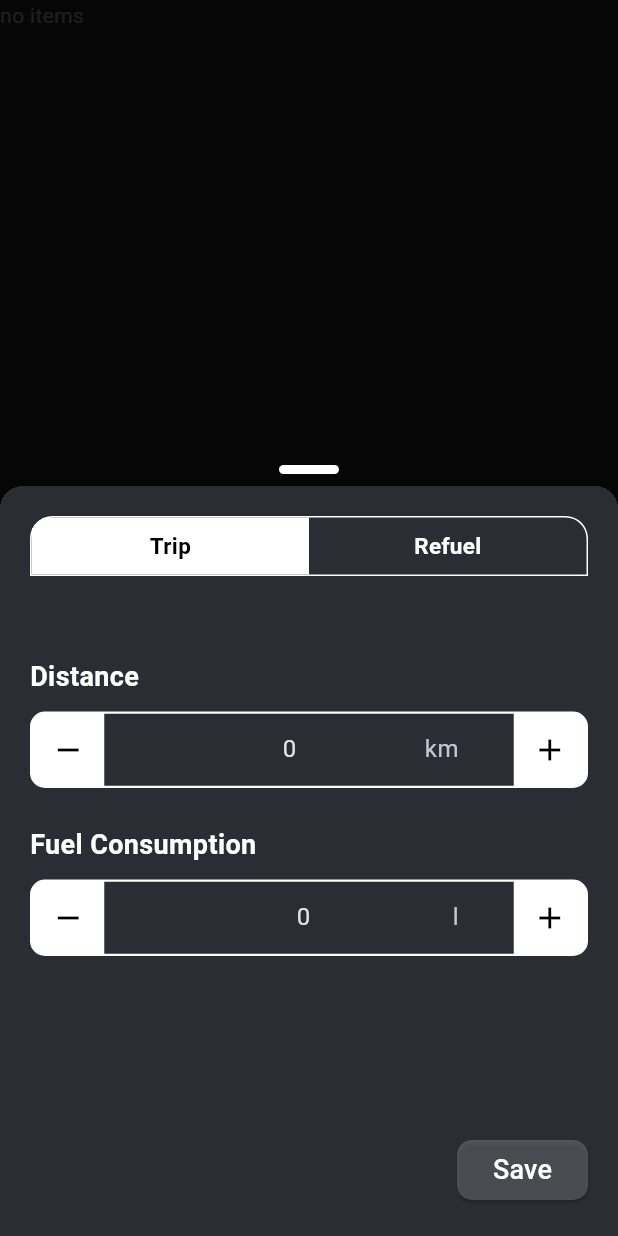
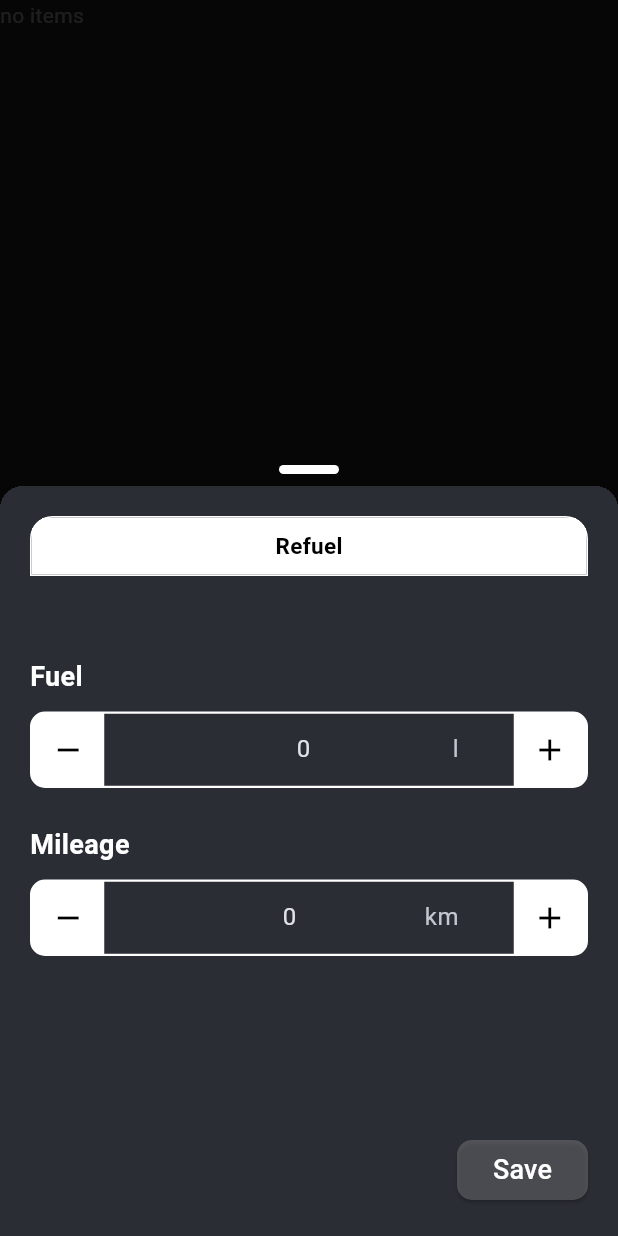
Before and after one commit to Tobias2409/DriveLog_Flutter, a Flutter app: the screen it shows after launch, after a tap on the "add" icon, on a phone screen of 412 x 824 dp. Run offline on Flutter 3.47's test engine with Material 3 defaults, Android fonts, the light colour scheme and no system bars; our stand-ins replace modal_bottom_sheet, sqflite; missing offline and left inert: model_viewer_plus; accounts and stored records are empty.

Commit message:
strip mvp to beat ttm

```diff
--- a/drivelog/lib/modals/add_entry.dart
+++ b/drivelog/lib/modals/add_entry.dart
@@ -1,9 +1,5 @@
-import 'dart:async';
 
-import 'package:drivelog/db/db_service.dart';
-import 'package:drivelog/db/models/car_dao.dart';
 import 'package:drivelog/db/models/refuel_dao.dart';
-import 'package:drivelog/db/models/trip_dao.dart';
 import 'package:drivelog/services/car_service.dart';
 import 'package:drivelog/widgets/custom_button.dart';
 import 'package:drivelog/widgets/custom_number_input.dart';
@@ -30,27 +26,14 @@ class _AddEntryModalState extends State<AddEntryModal> {
   final _carService = CarService.getInstance();
 
 
-  int selectedMenu = 1;
   double distance = 0;
   double fuelConsumption = 0;
 
-  @override
-  initState() {
-    super.initState();
-  }
 
   _save() {
-    if(selectedMenu == 1 && distance != 0){
-      var tripDAO = TripDAO(distance: distance, fuelConsumption: fuelConsumption == 0 ? null : fuelConsumption, carFK: 1);
-      _carService.addTrip(tripDAO);
-      Navigator.pop(context);
-    }
-    else if(selectedMenu == 2 && fuelConsumption != 0){
-      var refuelDAO = RefuelDAO(fuelAmount: fuelConsumption, distance: distance == 0 ? null : distance, carFK: 1);
+      var refuelDAO = RefuelDAO(fuelAmount: fuelConsumption, distance: distance, carFK: 1);
       _carService.addRefuel(refuelDAO);
       Navigator.pop(context);
-    }
-
   }
 
   Widget titleText(String text){
@@ -109,13 +92,9 @@ class _AddEntryModalState extends State<AddEntryModal> {
           padding: const EdgeInsets.all(20),
           child: Column(
             children: [
-              SelectionHeader(text1: "Trip", text2: "Refuel", selectedOption: selectedMenu, changed: (i) {
-                setState(() {
-                  selectedMenu = i;
-                });
-              },),
+              const SelectionHeader(),
               const Spacer(flex: 1,),
-              selectedMenu == 1 ? tripWidget() : refuelWidget(),
+              refuelWidget(),
               const Spacer(flex: 2,),
               Row(
                 children: [
--- a/drivelog/lib/services/car_service.dart
+++ b/drivelog/lib/services/car_service.dart
@@ -68,7 +68,7 @@ class CarService extends Observable{
     var db = await _dbService;
 
     var carDistance = ((await db.query("SELECT StartMileage FROM Car WHERE ID = ?", [carID]))[0]["StartMileage"] as num?)?.toDouble() ?? 0;
-    var trips = await db.query("SELECT IFNULL(SUM(Distance),0.0) d FROM Trip WHERE CarFK = ?", [carID]);
+    var trips = await db.query("SELECT IFNULL(SUM(Distance),0.0) d FROM Refuel WHERE CarFK = ?", [carID]);
 
     return carDistance + (trips[0]['d'] as num).toDouble();
   }
@@ -76,7 +76,9 @@ class CarService extends Observable{
   Future<List<Event>> getEvents(int carID) async{
     var db = await _dbService;
 
-    var result = await db.query('SELECT * FROM (SELECT "Trip" Type, DateAdded, FuelConsumption Fuel, Distance FROM Trip WHERE CarFK = ? UNION SELECT "Refuel" Type, DateAdded, FuelAmount Fuel, Distance FROM Refuel WHERE CarFK = ?) ORDER BY DateAdded DESC;', [carID, carID]);
+    //var result = await db.query('SELECT * FROM (SELECT "Trip" Type, DateAdded, FuelConsumption Fuel, Distance FROM Trip WHERE CarFK = ? UNION SELECT "Refuel" Type, DateAdded, FuelAmount Fuel, Distance FROM Refuel WHERE CarFK = ?) ORDER BY DateAdded DESC;', [carID, carID]);
+    var result = await db.query('SELECT "Refuel" Type, DateAdded, FuelAmount Fuel, Distance FROM Refuel WHERE CarFK = ? ORDER BY DateAdded DESC;', [carID]);
+
 
     List<Event> events = [];
 
@@ -84,40 +86,8 @@ class CarService extends Observable{
       events.add(Event(event["Type"] as String == "Trip" ? EventType.trip : EventType.refuel, DateTime.parse(event['DateAdded'] as String) , (event["Distance"] as num?)?.toDouble(), (event["Fuel"] as num?)?.toDouble()));
     }
 
-    //Calculate Distance for Refuel
-    Event? refuel;
-    double distance = 0;
-    List<Event> trips = [];
-    for(var event in events){
-      if(event.eventType == EventType.refuel){
-        _calculateEventData(refuel, distance, trips);
-        refuel = event;
-        trips.clear();
-      }
-      else{
-        distance += event.distance??0;
-        if(event.fuelConsumption == null) {
-          trips.add(event);
-        }
-      }
-    }
-
-    if(refuel != null){
-      _calculateEventData(refuel, distance, trips);
-    }
-
-
     return events;
   }
 
-  void _calculateEventData(Event? refuel, double distance, List<Event> trips) {
-    if(refuel != null){
-      refuel.distance = distance + (refuel.distance ?? 0);
-      double tripsDistance = trips.map((x) => x.distance!).reduce((x, y)=>x+y);
-      for(var trip in trips){
-        trip.fuelConsumption = (refuel.fuelConsumption! / tripsDistance) * trip.distance!;
-      }
-    }
-  }
 
 }
--- a/drivelog/lib/widgets/selection_header.dart
+++ b/drivelog/lib/widgets/selection_header.dart
@@ -2,12 +2,8 @@
 import 'package:flutter/material.dart';
 
 class SelectionHeader extends StatelessWidget {
-  const SelectionHeader({super.key, required this.text1, required this.text2, required this.selectedOption, required this.changed});
+  const SelectionHeader({super.key,});
 
-  final String text1;
-  final String text2;
-  final int selectedOption;
-  final Function(int) changed;
 
   @override
   Widget build(BuildContext context) {
@@ -24,33 +20,13 @@ class SelectionHeader extends StatelessWidget {
           Expanded(
             child: GestureDetector(
               behavior: HitTestBehavior.opaque,
-              onTap: () => changed(1),
               child: Container(
-                color: selectedOption == 1 ? Colors.white : null,
-                child: Center(
+                color: Colors.white,
+                child: const Center(
                   child: Text(
-                  text1,
-                  style: TextStyle(
-                    color: selectedOption == 1 ? Colors.black : Colors.white,
-                    fontWeight: FontWeight.bold,
-                    fontSize: 15,
-                  ),
-                  ),
-                ),
-              ),
-            ),
-          ),
-          Expanded(
-            child: GestureDetector(
-              behavior: HitTestBehavior.opaque,
-              onTap: () => changed(2),
-              child: Container(
-                color: selectedOption == 2 ? Colors.white : null,
-                child: Center(
-                  child: Text(
-                    text2,
+                    "Refuel",
                     style:  TextStyle(
-                      color: selectedOption == 2 ? Colors.black : Colors.white,
+                      color: Colors.black,
                       fontWeight: FontWeight.bold,
                       fontSize: 15,
                     ),
```
